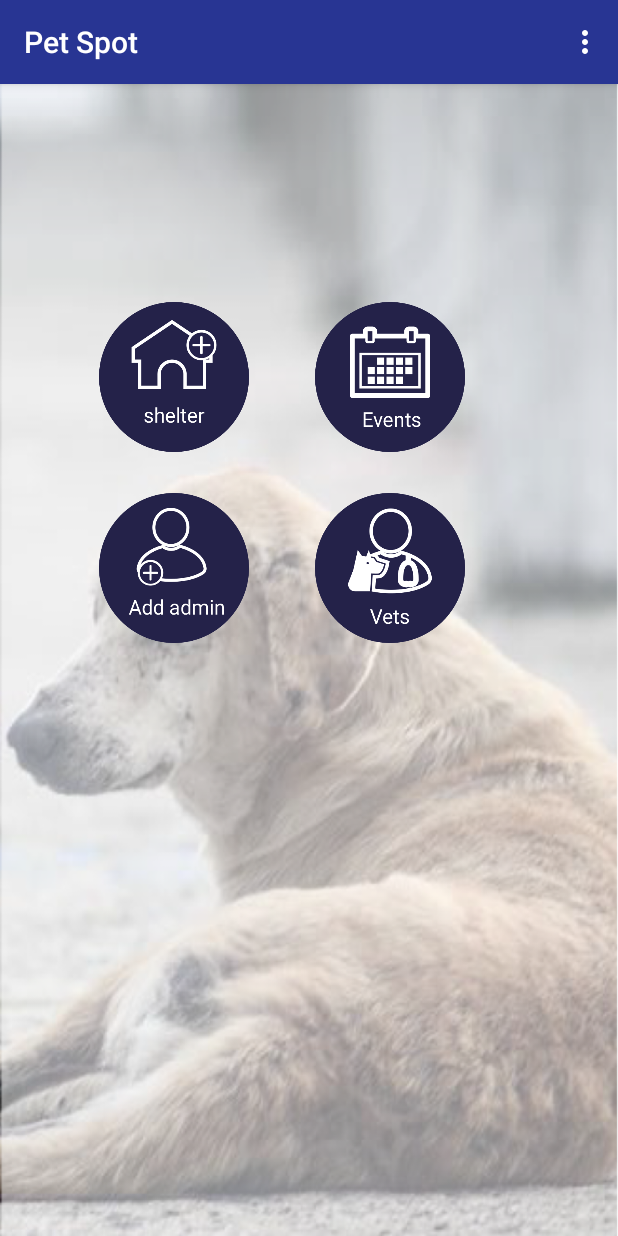
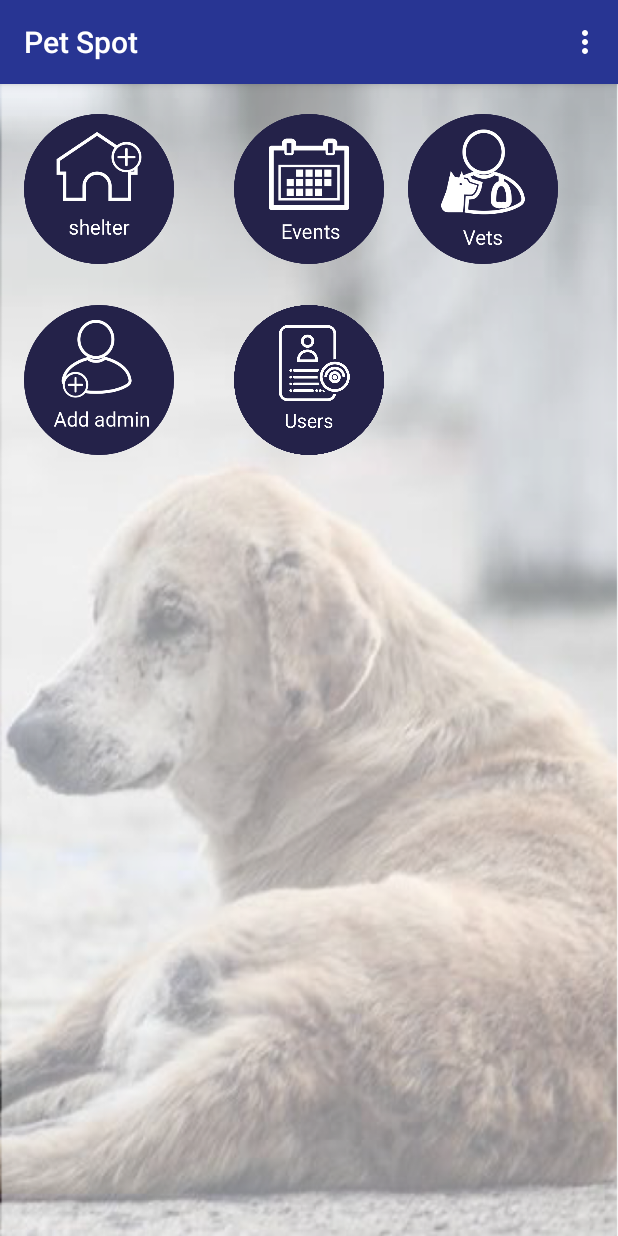
Before and after one commit to hazemelahwany/Shelter-for-pets, an Android app: the AdminActivity screen opened directly, with no data from a screen before it, on a phone screen of 412 x 824 dp. Run offline under Robolectric (Android 15) with nearby library versions, the phone set to English and light mode, and no system bars; our stand-ins replace Firebase (no records; nobody signed in at launch, a user with empty details on screens opened directly).

Commit message:
Add Show Users to Admin

```diff
--- a/app/src/main/java/com/salmaali/app/petspot/User/UserAdapter.java
+++ b/app/src/main/java/com/salmaali/app/petspot/Adapters/UserAdapter.java
@@ -1,4 +1,4 @@
-package com.salmaali.app.petspot.User;
+package com.salmaali.app.petspot.Adapters;
 
 
 import android.app.Activity;
--- a/app/src/main/java/com/salmaali/app/petspot/Admin/AdminActivity.java
+++ b/app/src/main/java/com/salmaali/app/petspot/Admin/AdminActivity.java
@@ -14,6 +14,7 @@ import com.salmaali.app.petspot.Authentication.LogInActivity;
 import com.salmaali.app.petspot.R;
 import com.google.firebase.auth.FirebaseAuth;
 import com.google.firebase.auth.FirebaseUser;
+import com.salmaali.app.petspot.User.ShowUsersActivity;
 
 import static com.salmaali.app.petspot.Authentication.LogInActivity.mFirebaseAuth;
 
@@ -50,6 +51,7 @@ public class AdminActivity extends AppCompatActivity {
         ImageButton addShelters = (ImageButton) findViewById(R.id.add_shelter);
         ImageButton vets = (ImageButton) findViewById(R.id.admin_vets);
         ImageButton events = (ImageButton) findViewById(R.id.admin_events);
+        ImageButton showUsers = (ImageButton) findViewById(R.id.admin_show_users);
 
         addAdmins.setOnClickListener(new View.OnClickListener() {
             @Override
@@ -79,6 +81,14 @@ public class AdminActivity extends AppCompatActivity {
             }
         });
 
+        showUsers.setOnClickListener(new View.OnClickListener() {
+            @Override
+            public void onClick(View view) {
+                Intent i = new Intent(AdminActivity.this, ShowUsersActivity.class);
+                i.putExtra("userID", mFirebaseAuth.getCurrentUser().getUid());
+                startActivity(i);
+            }
+        });
 
         mAuthStateListener = new FirebaseAuth.AuthStateListener() {
             @Override
--- a/app/src/main/res/layout/activity_admin.xml
+++ b/app/src/main/res/layout/activity_admin.xml
@@ -10,58 +10,64 @@
         android:id="@+id/add_admin"
         android:layout_width="100dp"
         android:layout_height="100dp"
-        android:text="@string/add_admin_button"
         android:src="@drawable/add_admin"
         android:adjustViewBounds="true"
         android:scaleType="fitXY"
         android:background="@android:color/transparent"
-        android:layout_below="@+id/admin_events"
+        android:layout_marginTop="27dp"
+        android:layout_below="@+id/add_shelter"
         android:layout_alignLeft="@+id/add_shelter"
-        android:layout_alignStart="@+id/add_shelter"
-        android:layout_marginTop="27dp" />
+        android:layout_alignStart="@+id/add_shelter" />
 
     <ImageButton
         android:id="@+id/add_shelter"
         android:layout_width="100dp"
         android:layout_height="100dp"
-        android:text="@string/add_shelter_button"
         android:adjustViewBounds="true"
         android:scaleType="fitXY"
         android:background="@android:color/transparent"
         android:src="@drawable/add_shelter"
-        android:layout_marginTop="145dp"
-        android:layout_marginLeft="66dp"
-        android:layout_marginStart="66dp"
+        android:layout_marginTop="20dp"
         android:layout_alignParentTop="true"
         android:layout_alignParentLeft="true"
-        android:layout_alignParentStart="true" />
+        android:layout_alignParentStart="true"
+        android:layout_marginLeft="16dp"
+        android:layout_marginStart="16dp" />
 
     <ImageButton
         android:id="@+id/admin_events"
         android:layout_width="100dp"
         android:layout_height="100dp"
-        android:text="@string/admin_events_button"
         android:adjustViewBounds="true"
         android:scaleType="fitXY"
         android:background="@android:color/transparent"
         android:src="@drawable/event"
-        android:layout_marginLeft="44dp"
-        android:layout_marginStart="44dp"
         android:layout_alignTop="@+id/add_shelter"
-        android:layout_toRightOf="@+id/add_admin"
-        android:layout_toEndOf="@+id/add_admin" />
+        android:layout_alignLeft="@+id/admin_show_users"
+        android:layout_alignStart="@+id/admin_show_users" />
 
     <ImageButton
         android:id="@+id/admin_vets"
         android:layout_width="100dp"
         android:layout_height="100dp"
-        android:text="@string/admin_vets_button"
         android:adjustViewBounds="true"
         android:scaleType="fitXY"
         android:background="@android:color/transparent"
         android:src="@drawable/vets"
+        android:layout_alignTop="@+id/admin_events"
+        android:layout_toRightOf="@+id/admin_events"
+        android:layout_toEndOf="@+id/admin_events"
+        android:layout_marginLeft="16dp"
+        android:layout_marginStart="16dp" />
+
+    <ImageButton
+        android:layout_width="100dp"
+        android:layout_height="100dp"
+        android:id="@+id/admin_show_users"
+        android:src="@drawable/users"
+        android:scaleType="fitXY"
+        android:background="@android:color/transparent"
         android:layout_alignTop="@+id/add_admin"
-        android:layout_alignLeft="@+id/admin_events"
-        android:layout_alignStart="@+id/admin_events" />
+        android:layout_centerHorizontal="true" />
 
 </RelativeLayout>
```
Also changed, not shown: app/src/main/java/com/salmaali/app/petspot/Fragments/ShowUsersFragment.java (added, +100 -0 lines), app/src/main/java/com/salmaali/app/petspot/User/ShowUsersActivity.java (+5 -70 lines), app/src/main/res/layout/activity_show_users.xml (+4 -9 lines), app/src/main/res/layout/fragment_show_users.xml (added, +11 -0 lines).
